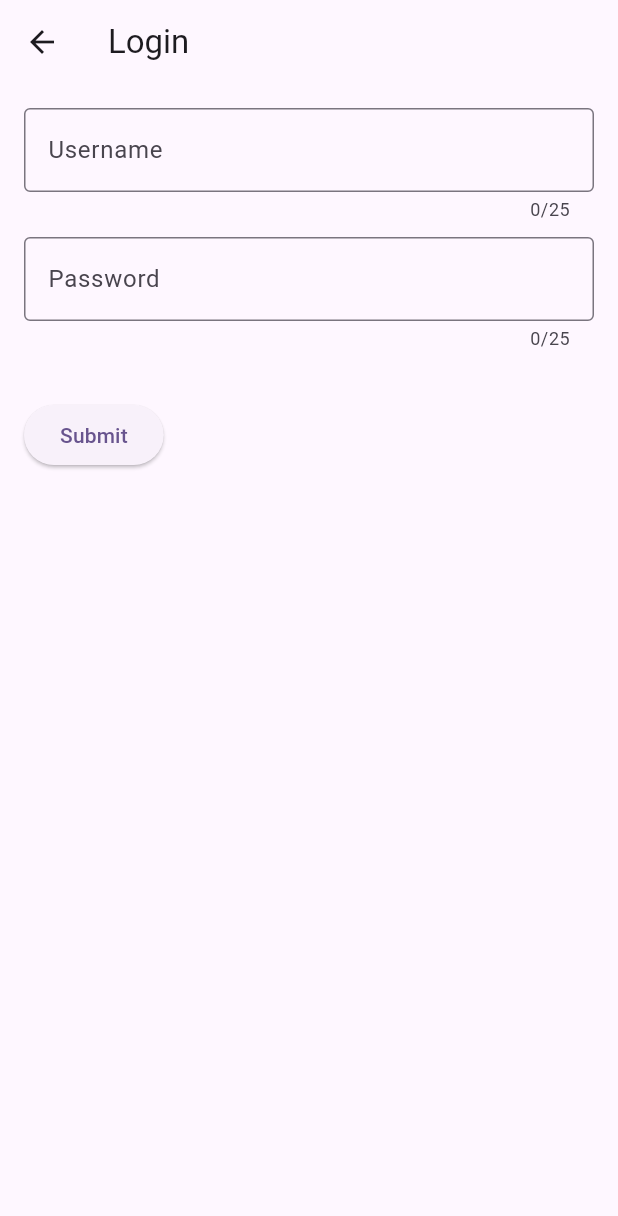
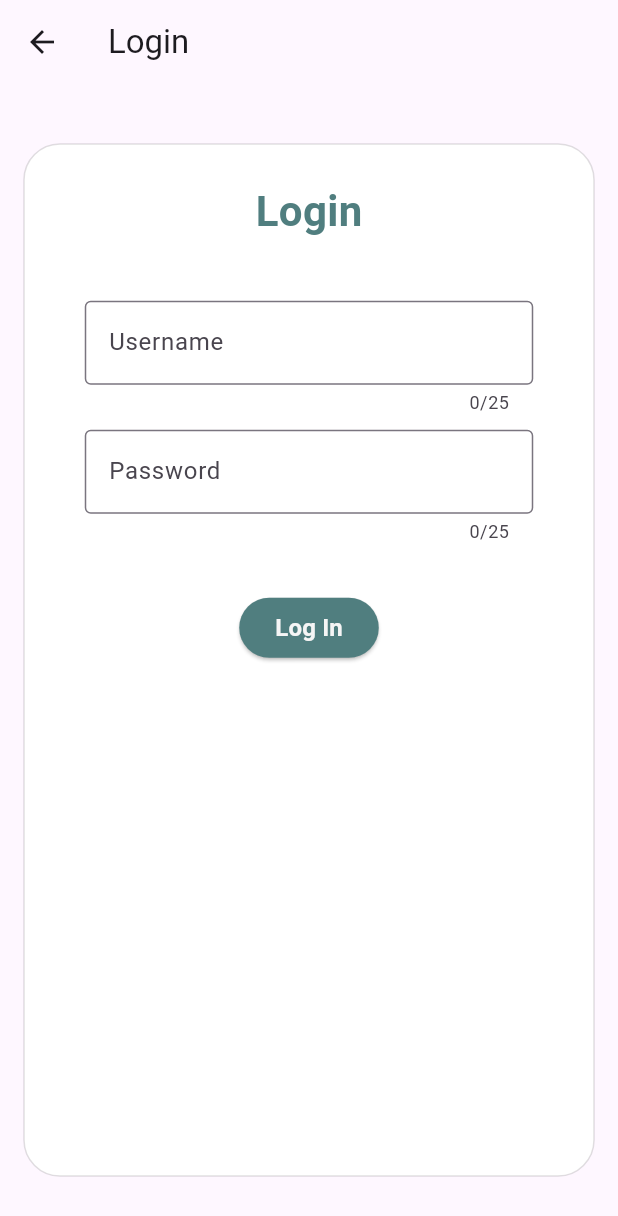
Before and after one commit to leyyenahsophie/Pet_Care_App, a Flutter app: the screen it shows after launch, after a tap on "Register", after a tap on "Already have an account? Login", on a phone screen of 412 x 824 dp. Shown: the top 1216 px of the screen. Run offline on Flutter 3.47's test engine with Material 3 defaults, Android fonts, the phone set to English and light mode, and no system bars; our stand-ins replace bottom_navy_bar, flutter_form_builder, sqflite, sqflite_common_ffi; accounts and stored records are empty.

Commit message:
fix minor bugs and ui designs and colors

```diff
--- a/pet_app/lib/log_section.dart
+++ b/pet_app/lib/log_section.dart
@@ -88,7 +88,7 @@ class _LogSectionState extends State<LogSection> {
                         Expanded(
                           child: FormBuilderDateTimePicker(
                             name: 'date',
-                            format: DateFormat('yyyy-MM-dd'),
+                            format: DateFormat('yyyy-MM-dd HH:mm'),
                             decoration: const InputDecoration(
                               border: OutlineInputBorder(),
                               labelText: 'Date & Time of Water Log',
@@ -180,7 +180,7 @@ class _LogSectionState extends State<LogSection> {
                         Expanded(
                           child: FormBuilderDateTimePicker(
                             name: 'date',
-                            format: DateFormat('yyyy-MM-dd'),
+                            format: DateFormat('yyyy-MM-dd HH:mm'),
                             decoration: const InputDecoration(
                               border: OutlineInputBorder(),
                               labelText: 'Date & Time of Food Log',
--- a/pet_app/lib/login_page.dart
+++ b/pet_app/lib/login_page.dart
@@ -1,4 +1,5 @@
 import 'package:flutter/material.dart';
+import 'package:pet_app/app_colors.dart';
 import 'package:pet_app/database_services.dart';
 import 'package:flutter_form_builder/flutter_form_builder.dart';
 import 'package:intl/intl.dart';
@@ -30,12 +31,36 @@ class LoginPageState extends State<LoginPage> {
       appBar: AppBar(
         title: const Text('Login'),
       ),
-      body: SingleChildScrollView(
+      body: Center(
+        child: Container(
+          width: 851,
+          margin: const EdgeInsets.symmetric(vertical: 40, horizontal: 16),
+          padding: const EdgeInsets.all(24),
+          decoration: ShapeDecoration(
+            color: Colors.white,
+            shape: RoundedRectangleBorder(
+              borderRadius: BorderRadius.circular(24),
+              side: const BorderSide(
+                width: 1,
+                color: Colors.black12,
+                strokeAlign: BorderSide.strokeAlignCenter,
+              ),
+            ),
+          ),
           child: Form(
             key: _formKey,
             child: Column(
-            crossAxisAlignment: CrossAxisAlignment.start,
+              crossAxisAlignment: CrossAxisAlignment.center,
               children: [
+                const Text(
+                  "Login",
+                  style: TextStyle(
+                    fontSize: 28,
+                    fontWeight: FontWeight.bold,
+                    color: Color(0xFF507E7F),
+                  ),
+                ),
+                const SizedBox(height: 24),
                 Padding(
                   padding: padding,
                   child: Column(
@@ -78,6 +103,9 @@ class LoginPageState extends State<LoginPage> {
                 Padding(
                   padding: padding,
                   child: ElevatedButton(
+                    style: ElevatedButton.styleFrom(
+                      backgroundColor: AppColors.primary,
+                    ),
                     onPressed: () async {
                       if (_formKey.currentState!.validate()) {
                         _formKey.currentState!.save();
@@ -109,13 +137,20 @@ class LoginPageState extends State<LoginPage> {
                         );
                       }
                     },
-                  child: const Text('Submit'),
+                    child: const Text('Log In',
+                    style: TextStyle(
+                      fontSize: 16,
+                      fontWeight: FontWeight.bold,
+                      color: AppColors.background,
+                    ),
+                    ),
                   ),
                 ),
               ],
             ),
           ),
         ),
+      ),
     );
   }
 }
--- a/pet_app/lib/register_page.dart
+++ b/pet_app/lib/register_page.dart
@@ -149,15 +149,30 @@ class _RegisterPageState extends State<RegisterPage> {
               ),
               const SizedBox(height: 20),
               ElevatedButton(
+                style: ElevatedButton.styleFrom(
+                  backgroundColor: AppColors.primary,
+                ),
                 onPressed: _registerUser,
-                child: const Text('Register'),
+                child: const Text('Register',
+                style: TextStyle(
+                  fontSize: 16,
+                  fontWeight: FontWeight.bold,
+                  color: AppColors.background,
+                ),
+                ),
               ),
               TextButton(
                 onPressed: () => Navigator.push(
                   context,
                   MaterialPageRoute(builder: (context) => const LoginPage()),
                 ),
-                child: const Text('Already have an account? Login'),
+                child: const Text('Already have an account? Login',
+                style: TextStyle(
+                  fontSize: 16,
+                  fontWeight: FontWeight.bold,
+                  color: AppColors.textPrimary,
+                ),
+                ),
               ),
             ],
           ),
```
Also changed, not shown: pet_app/lib/settings_page.dart (+18 -10 lines). Lines whose indentation alone changed are shown as unchanged.
